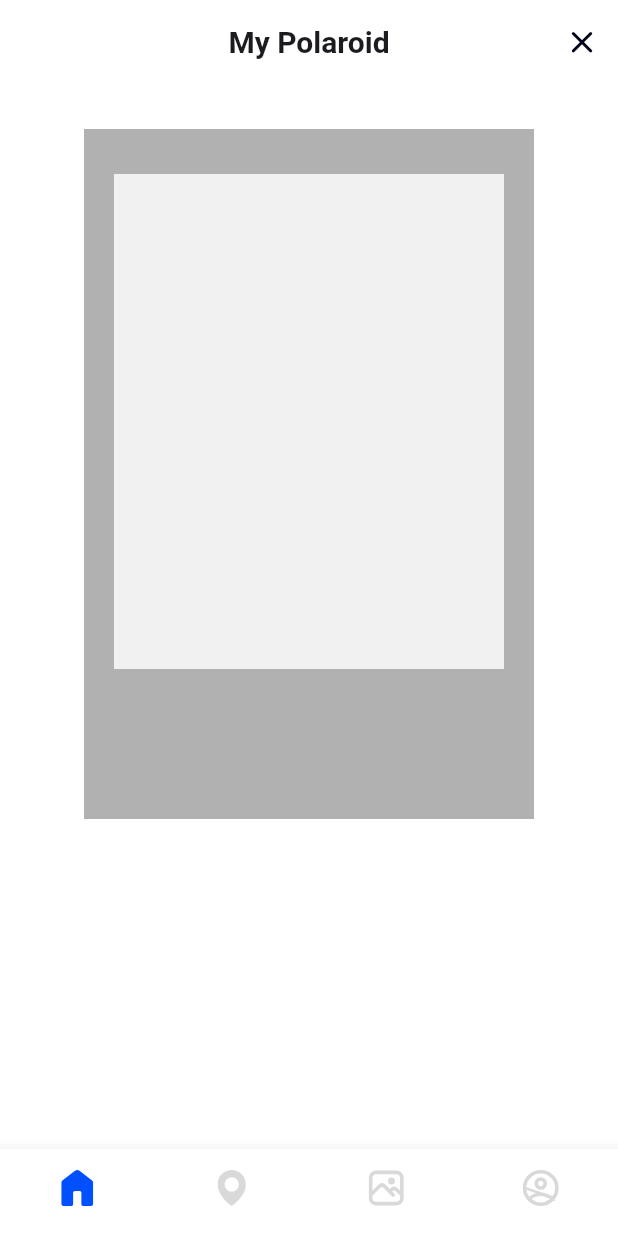
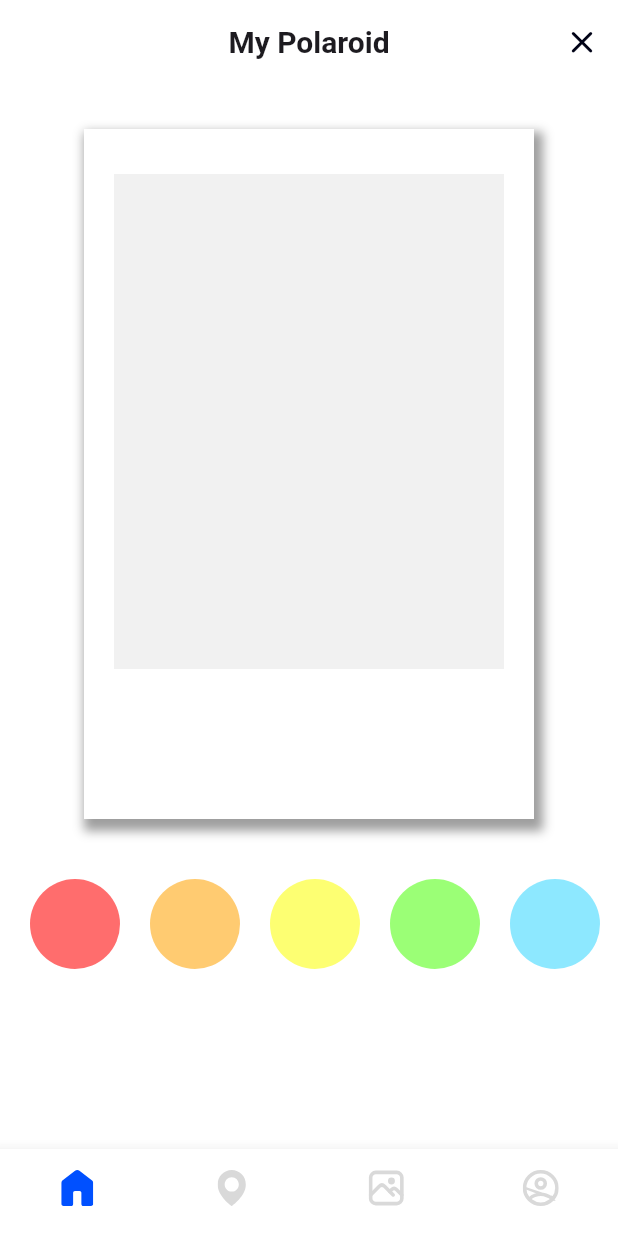
Before and after one commit to 2025-Australia-Internship/TripUS-Client, a Flutter app: the EditPolaroid screen opened directly, on a phone screen of 412 x 824 dp. Run offline on Flutter 3.47's test engine with Material 3 defaults, Android fonts, the phone set to English and light mode, and no system bars; our stand-ins replace flutter_svg.

Commit message:
feat : polaroid 색상 변경 추가

```diff
--- a/lib/pages/edit_polaroid.dart
+++ b/lib/pages/edit_polaroid.dart
@@ -17,6 +17,8 @@ class _EditPolaroidState extends State<EditPolaroid> {
       _selectedIndex = index;
     });
   }
+
+  Color _color = Colors.white;
 
   @override
   Widget build(BuildContext context) {
@@ -50,11 +52,129 @@ class _EditPolaroidState extends State<EditPolaroid> {
             Container(
               width: 300,
               height: 460,
-              color: gray04,
+              decoration: BoxDecoration(
+                color: _color,
+                boxShadow: [
+                  BoxShadow(
+                    color: Colors.grey,
+                    blurRadius: 5,
+                    spreadRadius: 3,
+                    offset: Offset(3, 5),
+                  ),
+                ],
+              ),
               child: Padding(
                 padding: EdgeInsets.fromLTRB(20, 30, 20, 100),
                 child: Container(
                   color: gray01,
+                ),
+              ),
+            ),
+            SizedBox(height: 40),
+            SizedBox(
+              width: double.infinity,
+              child: SingleChildScrollView(
+                scrollDirection: Axis.horizontal,
+                child: Row(
+                  children: [
+                    SizedBox(width: 20),
+                    GestureDetector(
+                      onTap: () {
+                        setState(() {
+                          if (_color != Color(0xffFF6D6D)) {
+                            _color = Color(0xffFF6D6D);
+                          } else {
+                            _color = Colors.white;
+                          }
+                        });
+                      },
+                      child: CircleAvatar(
+                        radius: 30,
+                        backgroundColor: Color(0xffFF6D6D),
+                      ),
+                    ),
+                    SizedBox(width: 20),
+                    GestureDetector(
+                      onTap: () {
+                        setState(() {
+                          if (_color != Color(0xffFFCB71)) {
+                            _color = Color(0xffFFCB71);
+                          } else {
+                            _color = Colors.white;
+                          }
+                        });
+                      },
+                      child: CircleAvatar(
+                        radius: 30,
+                        backgroundColor: Color(0xffFFCB71),
+                      ),
+                    ),
+                    SizedBox(width: 20),
+                    GestureDetector(
+                      onTap: () {
+                        setState(() {
+                          if (_color != Color(0xffFDFF72)) {
+                            _color = Color(0xffFDFF72);
+                          } else {
+                            _color = Colors.white;
+                          }
+                        });
+                      },
+                      child: CircleAvatar(
+                        radius: 30,
+                        backgroundColor: Color(0xffFDFF72),
+                      ),
+                    ),
+                    SizedBox(width: 20),
+                    GestureDetector(
+                      onTap: () {
+                        setState(() {
+                          if (_color != Color(0xff9BFF76)) {
+                            _color = Color(0xff9BFF76);
+                          } else {
+                            _color = Colors.white;
+                          }
+                        });
+                      },
+                      child: CircleAvatar(
+                        radius: 30,
+                        backgroundColor: Color(0xff9BFF76),
+                      ),
+                    ),
+                    SizedBox(width: 20),
+                    GestureDetector(
+                      onTap: () {
+                        setState(() {
+                          if (_color != Color(0xff8DE8FF)) {
+                            _color = Color(0xff8DE8FF);
+                          } else {
+                            _color = Colors.white;
+                          }
+                        });
+                      },
+                      child: CircleAvatar(
+                        radius: 30,
+                        backgroundColor: Color(0xff8DE8FF),
+                      ),
+                    ),
+                    SizedBox(width: 20),
+                    GestureDetector(
+                      onTap: () {
+                        setState(() {
+                          if (_color != Color(0xffCE7BFF)) {
+                            _color = Color(0xffCE7BFF);
+                          } else {
+                            _color = Colors.white;
+                          }
+                        });
+                      },
+                      child: CircleAvatar(
+                        radius: 30,
+                        backgroundColor: Color(0xffCE7BFF),
+                      ),
+                    ),
+                    SizedBox(width: 20),
+                  ],
                 ),
               ),
             ),
```
